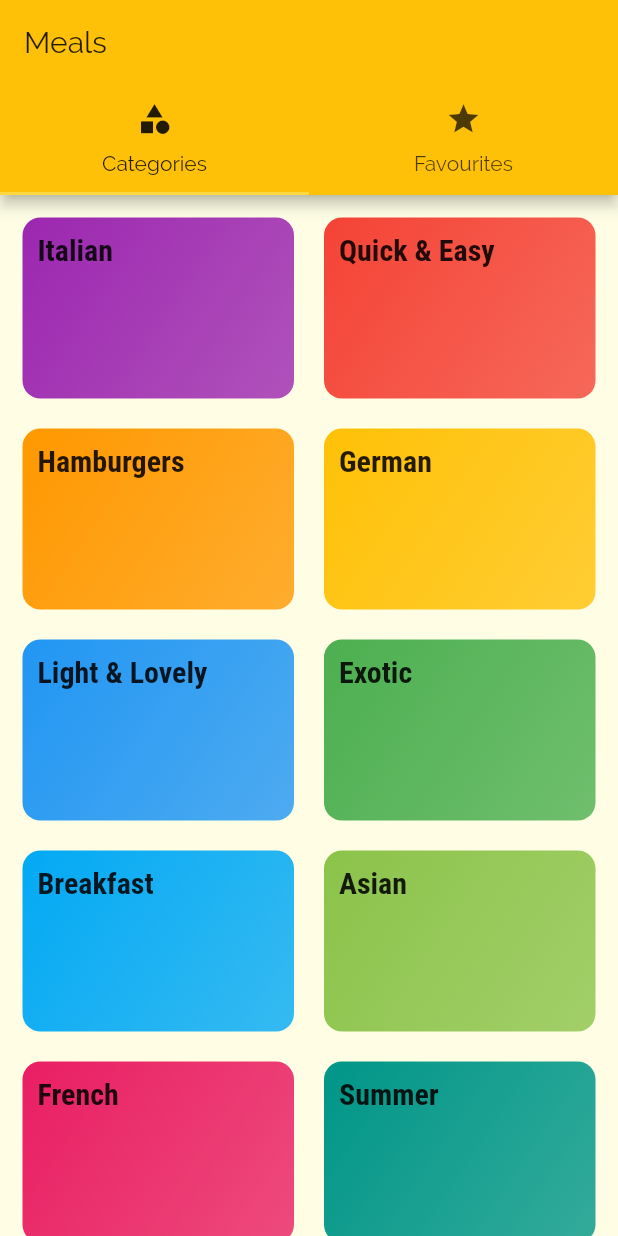
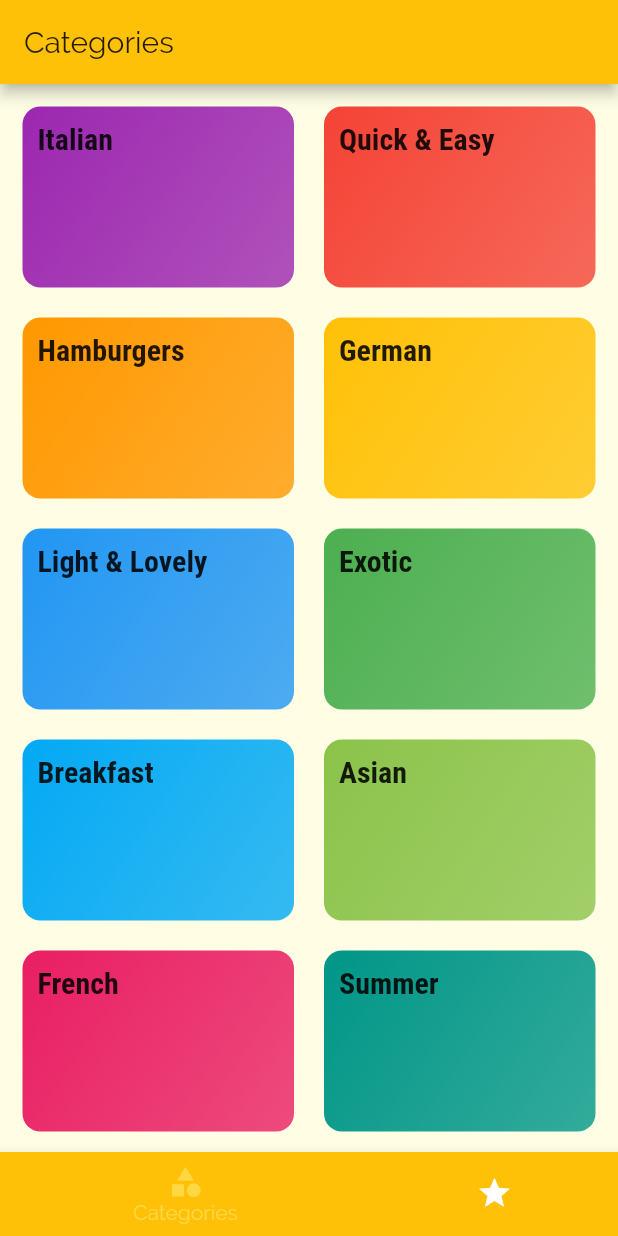
Before and after one commit to cSharpieDart/flutter_mealsApp, a Flutter app: the screen it shows after launch, on a phone screen of 412 x 824 dp. Run offline on Flutter 3.47's test engine with Material 2 defaults, Android fonts, the phone set to English and light mode, and no system bars.

```diff
--- a/lib/tabs_screen.dart
+++ b/lib/tabs_screen.dart
@@ -8,31 +8,52 @@ class TabsScreen extends StatefulWidget {
 }
 
 class _TabsScreenState extends State<TabsScreen> {
+  final List<Map<String, Object>> _pages = [
+    {
+      'page': CategoriesScreen(),
+      'title': 'Categories',
+    },
+    {
+      'page': FavouritesScreen(),
+      'title': 'Your Favourites',
+    }
+
+  ];
+
+  int _selectedPageIndex = 0;
+
+  void _selectPage(int index) {
+    setState(() {
+      _selectedPageIndex = index;
+    });
+  }
+
   @override
   Widget build(BuildContext context) {
-    return DefaultTabController(
-      length: 2,
-      child: Scaffold(
-        appBar: AppBar(
-          title: Text('Meals'),
-          bottom: TabBar(
-            tabs: <Widget>[
-              Tab(
-                icon: Icon(Icons.category),
-                text: 'Categories',
-              ),
-              Tab(
-                icon: Icon(
-                  Icons.star,
-                ),
-                text: 'Favourites',
-              ),
-            ],
+    return Scaffold(
+      appBar: AppBar(
+        title: Text(_pages[_selectedPageIndex]['title']),
+      ),
+      body: _pages[_selectedPageIndex]['page'],
+      bottomNavigationBar: BottomNavigationBar(
+        onTap: _selectPage,
+        backgroundColor: Theme.of(context).primaryColor,
+        unselectedItemColor: Colors.white,
+        selectedItemColor: Theme.of(context).accentColor,
+        currentIndex: _selectedPageIndex,
+        type: BottomNavigationBarType.shifting,
+        items: [
+          BottomNavigationBarItem(
+            backgroundColor: Theme.of(context).primaryColor,
+            icon: Icon(Icons.category),
+            title: Text('Categories'),
           ),
-        ),
-        body: TabBarView(
-          children: <Widget>[CategoriesScreen(), FavouritesScreen()],
-        ),
+          BottomNavigationBarItem(
+            backgroundColor: Theme.of(context).primaryColor,
+            icon: Icon(Icons.star),
+            title: Text('Favourites'),
+          ),
+        ],
       ),
     );
   }
```
